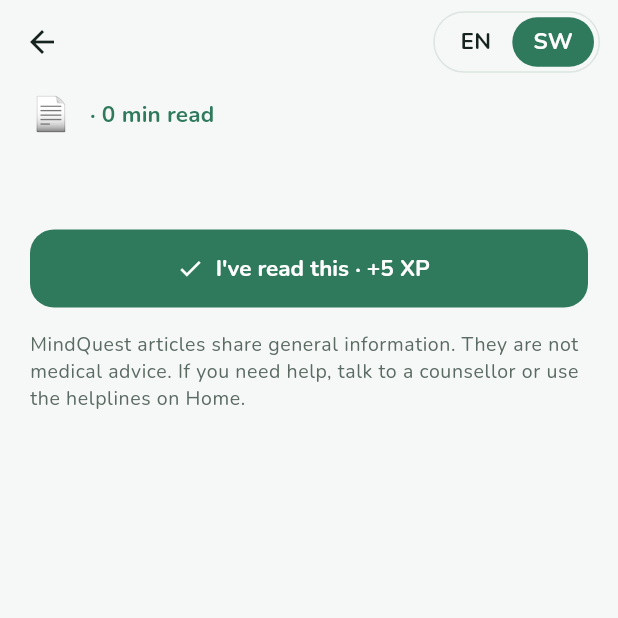
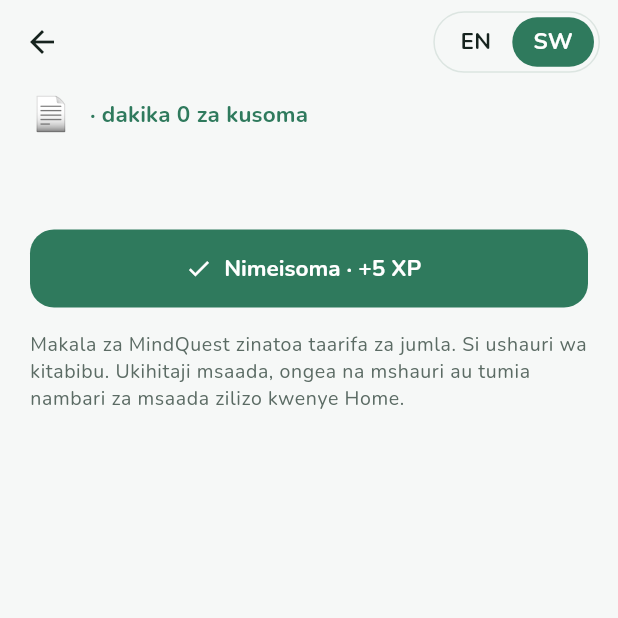
Before and after one commit to Joykan/mindquest-app, a Flutter app: the ArticleScreen screen opened directly with empty values, after a tap on "SW", on a phone screen of 412 x 824 dp, the top half of it. Run offline on Flutter 3.47's test engine with Material 3 defaults, Android fonts, the phone set to English and light mode, and no system bars; our stand-ins replace go_router, shared_preferences, supabase_flutter; accounts and stored records are empty; network calls fail.

Commit message:
Show a tie as mixed in mood history, Kiswahili labels on articles

```diff
--- a/lib/features/learn/article_screen.dart
+++ b/lib/features/learn/article_screen.dart
@@ -32,6 +32,9 @@ class _ArticleScreenState extends State<ArticleScreen> {
   late bool _read = widget.article.read;
   bool _saving = false;
 
+  /// The labels around the article follow the article's language.
+  bool get _sw => _lang == 'sw';
+
   Future<void> _markRead() async {
     setState(() => _saving = true);
     try {
@@ -43,8 +46,8 @@ class _ArticleScreenState extends State<ArticleScreen> {
       ScaffoldMessenger.of(context).showSnackBar(
         SnackBar(
           content: Text(result.xpEarned > 0
-              ? 'Nice work! +${result.xpEarned} XP'
-              : 'Marked as read'),
+              ? '${_sw ? 'Kazi nzuri!' : 'Nice work!'} +${result.xpEarned} XP'
+              : (_sw ? 'Imewekwa kama imesomwa' : 'Marked as read')),
         ),
       );
       if (result.newBadges.isNotEmpty) {
@@ -89,7 +92,9 @@ class _ArticleScreenState extends State<ArticleScreen> {
                 const SizedBox(width: 8),
                 Expanded(
                   child: Text(
-                    '${categoryName(a.category, _lang)} · ${a.minutes} min read',
+                    _sw
+                        ? '${categoryName(a.category, _lang)} · dakika ${a.minutes} za kusoma'
+                        : '${categoryName(a.category, _lang)} · ${a.minutes} min read',
                     style: theme.textTheme.labelLarge
                         ?.copyWith(color: theme.colorScheme.primary),
                   ),
@@ -119,7 +124,10 @@ class _ArticleScreenState extends State<ArticleScreen> {
                   children: <Widget>[
                     Icon(Icons.check_circle, color: theme.colorScheme.primary),
                     const SizedBox(width: 10),
-                    const Expanded(child: Text('You have read this article.')),
+                    Expanded(
+                        child: Text(_sw
+                            ? 'Umesoma makala hii.'
+                            : 'You have read this article.')),
                   ],
                 ),
               )
@@ -134,12 +142,15 @@ class _ArticleScreenState extends State<ArticleScreen> {
                         child: CircularProgressIndicator(strokeWidth: 2.5),
                       )
                     : const Icon(Icons.check),
-                label: const Text("I've read this · +5 XP"),
+                label: Text(_sw ? 'Nimeisoma · +5 XP' : "I've read this · +5 XP"),
               ),
             const SizedBox(height: 16),
             Text(
-              'MindQuest articles share general information. They are not medical advice. '
-              'If you need help, talk to a counsellor or use the helplines on Home.',
+              _sw
+                  ? 'Makala za MindQuest zinatoa taarifa za jumla. Si ushauri wa kitabibu. '
+                      'Ukihitaji msaada, ongea na mshauri au tumia nambari za msaada zilizo kwenye Home.'
+                  : 'MindQuest articles share general information. They are not medical advice. '
+                      'If you need help, talk to a counsellor or use the helplines on Home.',
               style: theme.textTheme.bodySmall?.copyWith(color: mq.textMuted),
             ),
           ],
```
Also changed, not shown: lib/features/mood/mood_history_screen.dart (+13 -7 lines), 2 other files.
